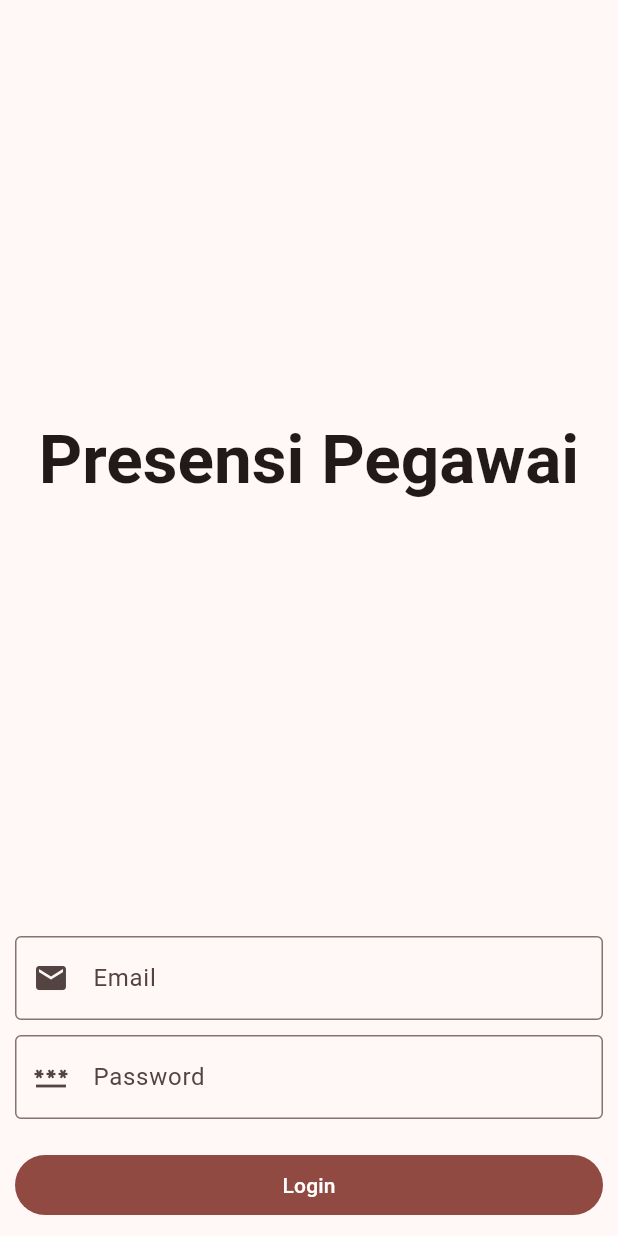
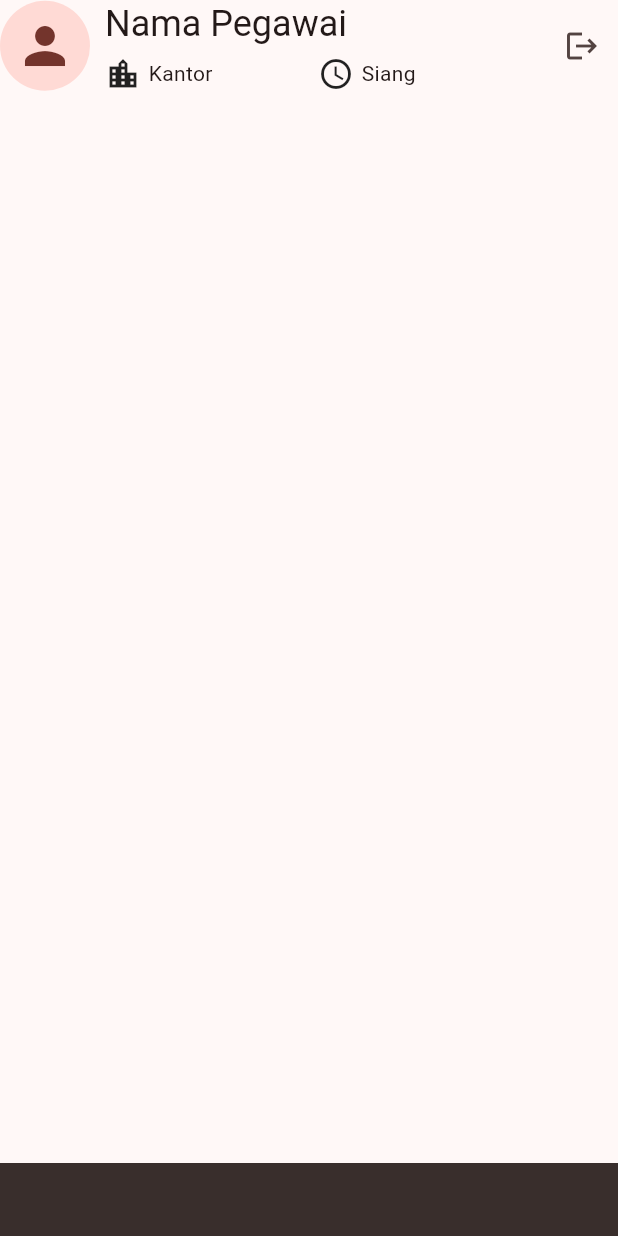
Before and after one commit to rickyalfin/presensi_pegawai_flutter, a Flutter app: the screen it shows after launch, after a tap on "Login", on a phone screen of 412 x 824 dp. Run offline on Flutter 3.47's test engine with Material 3 defaults, Android fonts, the light colour scheme and no system bars; our stand-ins replace dio, freezed_annotation, geolocator, get_it, pretty_dio_logger, retrofit and 1 more; missing offline and left inert: flutter_osm_plugin.

Commit message:
Membuat Tampilan Header Halaman Home

```diff
--- /dev/null
+++ b/lib/app/presentation/home/home_notifier.dart
@@ -0,0 +1,8 @@
+import 'package:presensi_pegawai_flutter/core/provider/app_provider.dart';
+
+class HomeNotifier extends AppProvider {
+  @override
+  void init() {
+    // TODO: implement init
+  }
+}
--- /dev/null
+++ b/lib/app/presentation/home/home_screen.dart
@@ -0,0 +1,86 @@
+import 'package:flutter/cupertino.dart';
+import 'package:flutter/material.dart';
+import 'package:flutter/src/widgets/framework.dart';
+import 'package:presensi_pegawai_flutter/app/presentation/home/home_notifier.dart';
+import 'package:presensi_pegawai_flutter/core/helper/global_helper.dart';
+import 'package:presensi_pegawai_flutter/core/widget/app_widget.dart';
+
+class HomeScreen extends AppWidget<HomeNotifier, void, void> {
+  @override
+  Widget bodyBuild(BuildContext context) {
+    // Widget SafeArea digunakan untuk mengamankan tampilan konten supaya isi konten tidak bertabrakan dengan notifikasi di mobile
+    return SafeArea(
+      child: Column(
+        children: [
+          Row(
+            children: [
+              CircleAvatar(
+                child: Icon(Icons.person, size: 40),
+                backgroundColor: GlobalHelper.getColorSchema(
+                  context,
+                ).primaryContainer,
+                radius: 30,
+              ),
+
+              SizedBox(width: 10),
+
+              Expanded(
+                child: Column(
+                  crossAxisAlignment: CrossAxisAlignment.start,
+                  children: [
+                    Text(
+                      'Nama Pegawai',
+                      style: GlobalHelper.getTextStyle(
+                        context,
+                        appTextStyle: AppTextStyle.HEADLINE_SMALL,
+                      ),
+                    ),
+
+                    SizedBox(height: 5),
+
+                    Row(
+                      children: [
+                        Expanded(
+                          child: Row(
+                            children: [
+                              Icon(Icons.location_city),
+                              SizedBox(width: 5),
+                              Text('Kantor'),
+                            ],
+                          ),
+                        ),
+                        Expanded(
+                          child: Row(
+                            children: [
+                              Icon(Icons.access_time),
+                              SizedBox(width: 5),
+                              Text('Siang'),
+                            ],
+                          ),
+                        ),
+                      ],
+                    ),
+                  ],
+                ),
+              ),
+
+              SizedBox(width: 10),
+
+              IconButton(onPressed: () {}, icon: Icon(Icons.logout)),
+            ],
+          ),
+        ],
+      ),
+    );
+  }
+
+  @override
+  void checkVariableAfterUi(BuildContext context) {
+    // TODO: implement checkVariableAfterUi
+  }
+
+  @override
+  void checkVariableBeforeUi(BuildContext context) {
+    // TODO: implement checkVariableBeforeUi
+  }
+}
--- a/lib/app/presentation/login/login_screen.dart
+++ b/lib/app/presentation/login/login_screen.dart
@@ -1,5 +1,6 @@
 import 'package:flutter/material.dart';
 import 'package:flutter/src/widgets/framework.dart';
+import 'package:presensi_pegawai_flutter/app/presentation/home/home_screen.dart';
 import 'package:presensi_pegawai_flutter/app/presentation/login/login_notifier.dart';
 import 'package:presensi_pegawai_flutter/core/helper/global_helper.dart';
 import 'package:presensi_pegawai_flutter/core/widget/app_widget.dart';
@@ -54,7 +55,7 @@ class LoginScreen extends AppWidget<LoginNotifier, void, void> {
             Container(
               width: double.maxFinite,
               child: FilledButton(
-                onPressed: _onPressLogin,
+                onPressed: () => _onPressLogin(context),
                 child: Text("Login"),
               ),
             ),
@@ -64,7 +65,12 @@ class LoginScreen extends AppWidget<LoginNotifier, void, void> {
     );
   }
 
-  _onPressLogin() {}
+  _onPressLogin(BuildContext context) {
+    Navigator.pushReplacement(
+      context,
+      MaterialPageRoute(builder: (context) => HomeScreen()),
+    );
+  }
 
   @override
   void checkVariableAfterUi(BuildContext context) {
--- a/lib/core/di/dependency.dart
+++ b/lib/core/di/dependency.dart
@@ -1,5 +1,6 @@
 import 'package:get_it/get_it.dart';
 import 'package:dio/dio.dart';
+import 'package:presensi_pegawai_flutter/app/presentation/home/home_notifier.dart';
 import 'package:presensi_pegawai_flutter/app/presentation/login/login_notifier.dart';
 import 'package:presensi_pegawai_flutter/core/network/app_interceptor.dart';
 import 'package:pretty_dio_logger/pretty_dio_logger.dart';
@@ -25,4 +26,8 @@ Future<void> initDependency() async {
   sl.registerFactoryParam<LoginNotifier, void, void>(
     (param1, param2) => LoginNotifier(),
   );
+
+  sl.registerFactoryParam<HomeNotifier, void, void>(
+    (param1, param2) => HomeNotifier(),
+  );
 }
```
